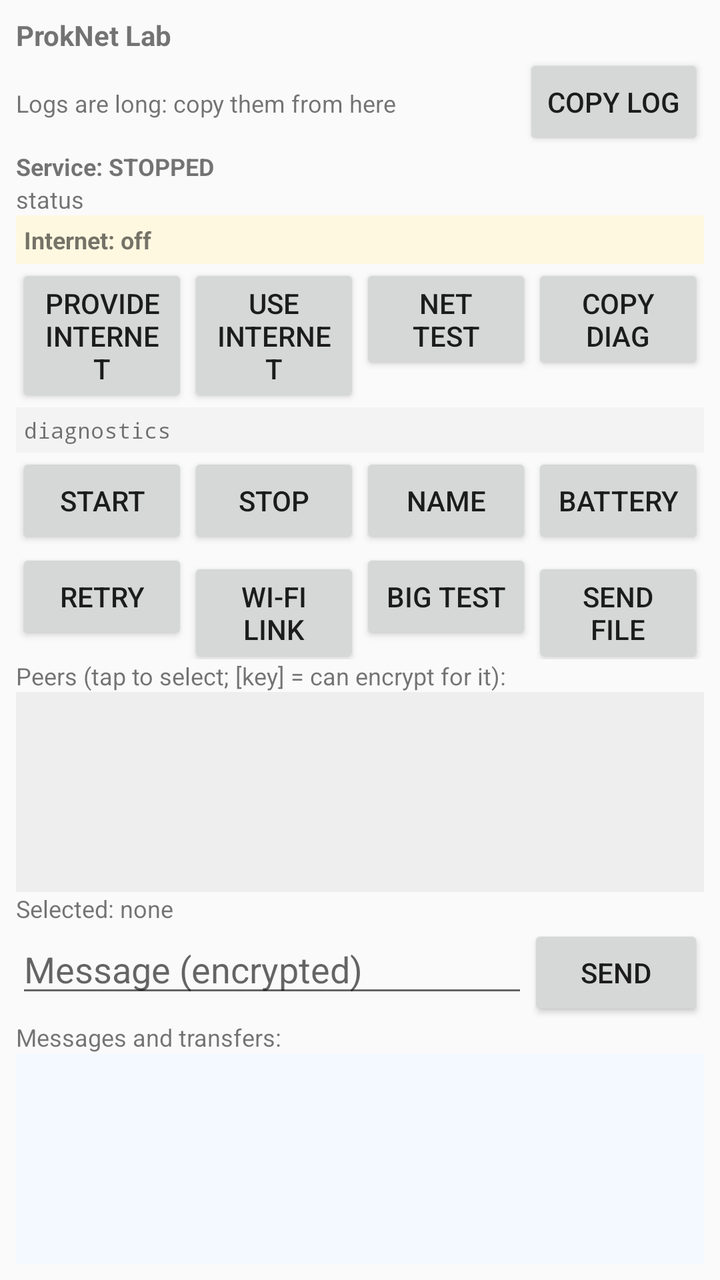
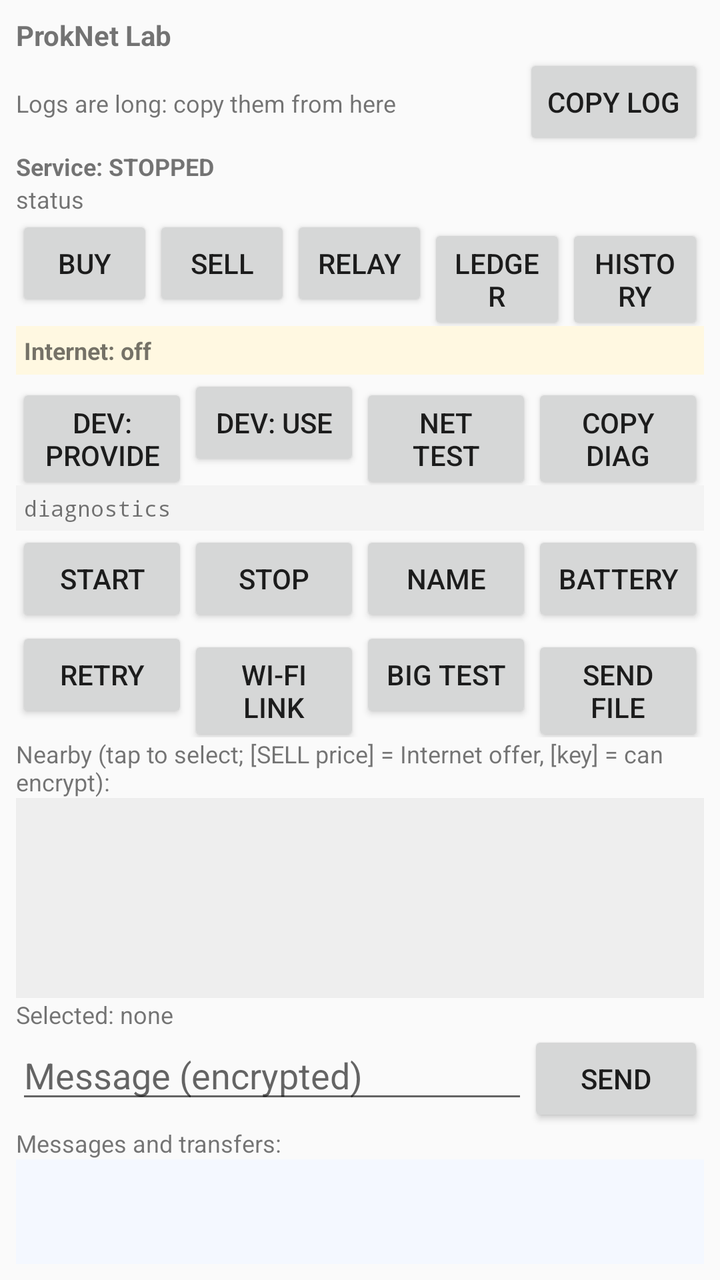

Two renders of the same Android screen: before a commit and after it. Below are the layout's source before the change and the commit's diff.
<!-- AndroidManifest.xml: application theme android:Theme.Material.Light.NoActionBar -->
<!-- res/layout/activity_main.xml -->
<?xml version="1.0" encoding="utf-8"?>
<LinearLayout xmlns:android="http://schemas.android.com/apk/res/android"
    android:layout_width="match_parent"
    android:layout_height="match_parent"
    android:orientation="vertical"
    android:padding="8dp">

    <TextView
        android:id="@+id/txtIdentity"
        android:layout_width="match_parent"
        android:layout_height="wrap_content"
        android:textStyle="bold"
        android:text="ProkNet Lab" />

    <LinearLayout
        android:layout_width="match_parent"
        android:layout_height="wrap_content"
        android:orientation="horizontal">
        <TextView android:layout_width="0dp" android:layout_weight="1" android:layout_height="wrap_content"
            android:gravity="center_vertical" android:textSize="12sp" android:text="Logs are long: copy them from here" />
        <Button android:id="@+id/btnCopyLogTop" android:layout_width="wrap_content"
            android:layout_height="wrap_content" android:text="COPY LOG" />
    </LinearLayout>

    <TextView
        android:id="@+id/txtService"
        android:layout_width="match_parent"
        android:layout_height="wrap_content"
        android:textSize="12sp"
        android:textStyle="bold"
        android:text="Service: STOPPED" />

    <TextView
        android:id="@+id/txtStatus"
        android:layout_width="match_parent"
        android:layout_height="wrap_content"
        android:textSize="12sp"
        android:text="status" />

    <TextView
        android:id="@+id/txtWifiBanner"
        android:layout_width="match_parent"
        android:layout_height="wrap_content"
        android:textSize="13sp"
        android:textStyle="bold"
        android:textColor="#000000"
        android:padding="6dp"
        android:visibility="gone"
        android:text="" />

    <TextView
        android:id="@+id/txtInternet"
        android:layout_width="match_parent"
        android:layout_height="wrap_content"
        android:textSize="12sp"
        android:textStyle="bold"
        android:background="#FFF8E1"
        android:padding="4dp"
        android:text="Internet: off" />

    <LinearLayout
        android:layout_width="match_parent"
        android:layout_height="wrap_content"
        android:orientation="horizontal">
        <Button android:id="@+id/btnProvide" android:layout_width="0dp" android:layout_weight="1"
            android:layout_height="wrap_content" android:text="Provide Internet" />
        <Button android:id="@+id/btnUseInternet" android:layout_width="0dp" android:layout_weight="1"
            android:layout_height="wrap_content" android:text="Use Internet" />
        <Button android:id="@+id/btnNetTest" android:layout_width="0dp" android:layout_weight="1"
            android:layout_height="wrap_content" android:text="Net test" />
        <Button android:id="@+id/btnCopyDiag" android:layout_width="0dp" android:layout_weight="1"
            android:layout_height="wrap_content" android:text="COPY DIAG" />
    </LinearLayout>

    <TextView
        android:id="@+id/txtDiag"
        android:layout_width="match_parent"
        android:layout_height="wrap_content"
        android:textSize="11sp"
        android:typeface="monospace"
        android:background="#F3F3F3"
        android:padding="4dp"
        android:text="diagnostics" />

    <LinearLayout
        android:layout_width="match_parent"
        android:layout_height="wrap_content"
        android:orientation="horizontal">
        <Button android:id="@+id/btnStart" android:layout_width="0dp" android:layout_weight="1"
            android:layout_height="wrap_content" android:text="Start" />
        <Button android:id="@+id/btnStop" android:layout_width="0dp" android:layout_weight="1"
            android:layout_height="wrap_content" android:text="Stop" />
        <Button android:id="@+id/btnRename" android:layout_width="0dp" android:layout_weight="1"
            android:layout_height="wrap_content" android:text="Name" />
        <Button android:id="@+id/btnBattery" android:layout_width="0dp" android:layout_weight="1"
            android:layout_height="wrap_content" android:text="Battery" />
    </LinearLayout>

    <LinearLayout
        android:layout_width="match_parent"
        android:layout_height="wrap_content"
        android:orientation="horizontal">
        <Button android:id="@+id/btnRetry" android:layout_width="0dp" android:layout_weight="1"
            android:layout_height="wrap_content" android:text="Retry" />
        <Button android:id="@+id/btnWifi" android:layout_width="0dp" android:layout_weight="1"
            android:layout_height="wrap_content" android:text="Wi-Fi link" />
        <Button android:id="@+id/btnBigTest" android:layout_width="0dp" android:layout_weight="1"
            android:layout_height="wrap_content" android:text="Big test" />
        <Button android:id="@+id/btnSendFile" android:layout_width="0dp" android:layout_weight="1"
            android:layout_height="wrap_content" android:text="Send file" />
    </LinearLayout>

    <TextView
        android:layout_width="match_parent"
        android:layout_height="wrap_content"
        android:text="Peers (tap to select; [key] = can encrypt for it):"
        android:textSize="12sp" />

    <ListView
        android:id="@+id/listPeers"
        android:layout_width="match_parent"
        android:layout_height="100dp"
        android:background="#EEEEEE" />

    <TextView
        android:id="@+id/txtSelected"
        android:layout_width="match_parent"
        android:layout_height="wrap_content"
        android:textSize="12sp"
        android:text="Selected: none" />

    <LinearLayout
        android:layout_width="match_parent"
        android:layout_height="wrap_content"
        android:orientation="horizontal">
        <EditText android:id="@+id/editMessage" android:layout_width="0dp" android:layout_weight="1"
            android:layout_height="wrap_content" android:hint="Message (encrypted)" android:inputType="text"
            android:maxLength="20000" android:imeOptions="actionSend" />
        <Button android:id="@+id/btnSend" android:layout_width="wrap_content"
            android:layout_height="wrap_content" android:text="Send" />
    </LinearLayout>

    <TextView
        android:layout_width="match_parent"
        android:layout_height="wrap_content"
        android:text="Messages and transfers:"
        android:textSize="12sp" />

    <ListView
        android:id="@+id/listMessages"
        android:layout_width="match_parent"
        android:layout_height="150dp"
        android:background="#F4F8FF"
        android:stackFromBottom="true"
        android:transcriptMode="alwaysScroll" />

    <LinearLayout
        android:layout_width="match_parent"
        android:layout_height="wrap_content"
        android:orientation="horizontal">
        <TextView android:layout_width="0dp" android:layout_weight="1" android:layout_height="wrap_content"
            android:text="Debug log:" android:textSize="12sp" android:gravity="center_vertical" />
        <Button android:id="@+id/btnCopyLog" android:layout_width="wrap_content"
            android:layout_height="wrap_content" android:text="Copy log" />
        <Button android:id="@+id/btnShareLog" android:layout_width="wrap_content"
            android:layout_height="wrap_content" android:text="Share" />
        <Button android:id="@+id/btnClearLog" android:layout_width="wrap_content"
            android:layout_height="wrap_content" android:text="Clear" />
    </LinearLayout>

    <ScrollView
        android:id="@+id/scrollLog"
        android:layout_width="match_parent"
        android:layout_height="0dp"
        android:layout_weight="1"
        android:background="#111111">
        <TextView
            android:id="@+id/txtLog"
            android:layout_width="match_parent"
            android:layout_height="wrap_content"
            android:textColor="#B7F5B7"
            android:typeface="monospace"
            android:textSize="10sp"
            android:padding="4dp" />
    </ScrollView>
</LinearLayout>
<!-- resources referenced by this layout -->
<resources>

</resources>

<!-- the commit's change to res/layout/activity_main.xml (unified diff, before → after) -->
@@ -48,6 +48,22 @@
         android:visibility="gone"
         android:text="" />
 
+    <LinearLayout
+        android:layout_width="match_parent"
+        android:layout_height="wrap_content"
+        android:orientation="horizontal">
+        <Button android:id="@+id/btnBuy" android:layout_width="0dp" android:layout_weight="1"
+            android:layout_height="wrap_content" android:text="BUY" />
+        <Button android:id="@+id/btnSell" android:layout_width="0dp" android:layout_weight="1"
+            android:layout_height="wrap_content" android:text="SELL" />
+        <Button android:id="@+id/btnRelay" android:layout_width="0dp" android:layout_weight="1"
+            android:layout_height="wrap_content" android:text="RELAY" />
+        <Button android:id="@+id/btnLedger" android:layout_width="0dp" android:layout_weight="1"
+            android:layout_height="wrap_content" android:text="Ledger" />
+        <Button android:id="@+id/btnHistory" android:layout_width="0dp" android:layout_weight="1"
+            android:layout_height="wrap_content" android:text="History" />
+    </LinearLayout>
+
     <TextView
         android:id="@+id/txtInternet"
         android:layout_width="match_parent"
@@ -63,9 +79,9 @@
         android:layout_height="wrap_content"
         android:orientation="horizontal">
         <Button android:id="@+id/btnProvide" android:layout_width="0dp" android:layout_weight="1"
-            android:layout_height="wrap_content" android:text="Provide Internet" />
+            android:layout_height="wrap_content" android:text="dev: provide" />
         <Button android:id="@+id/btnUseInternet" android:layout_width="0dp" android:layout_weight="1"
-            android:layout_height="wrap_content" android:text="Use Internet" />
+            android:layout_height="wrap_content" android:text="dev: use" />
         <Button android:id="@+id/btnNetTest" android:layout_width="0dp" android:layout_weight="1"
             android:layout_height="wrap_content" android:text="Net test" />
         <Button android:id="@+id/btnCopyDiag" android:layout_width="0dp" android:layout_weight="1"
@@ -113,7 +129,7 @@
     <TextView
         android:layout_width="match_parent"
         android:layout_height="wrap_content"
-        android:text="Peers (tap to select; [key] = can encrypt for it):"
+        android:text="Nearby (tap to select; [SELL price] = Internet offer, [key] = can encrypt):"
         android:textSize="12sp" />
 
     <ListView
